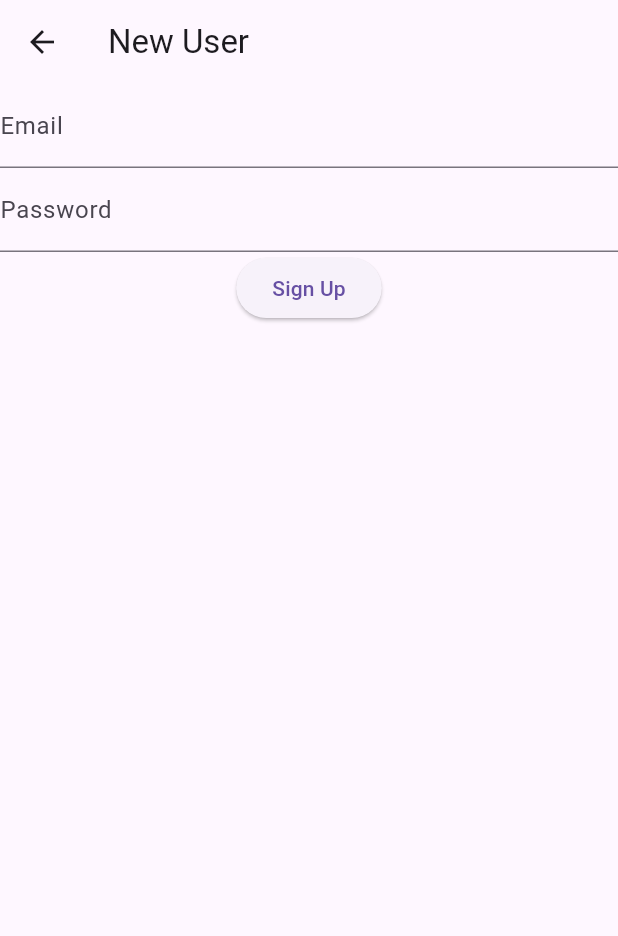
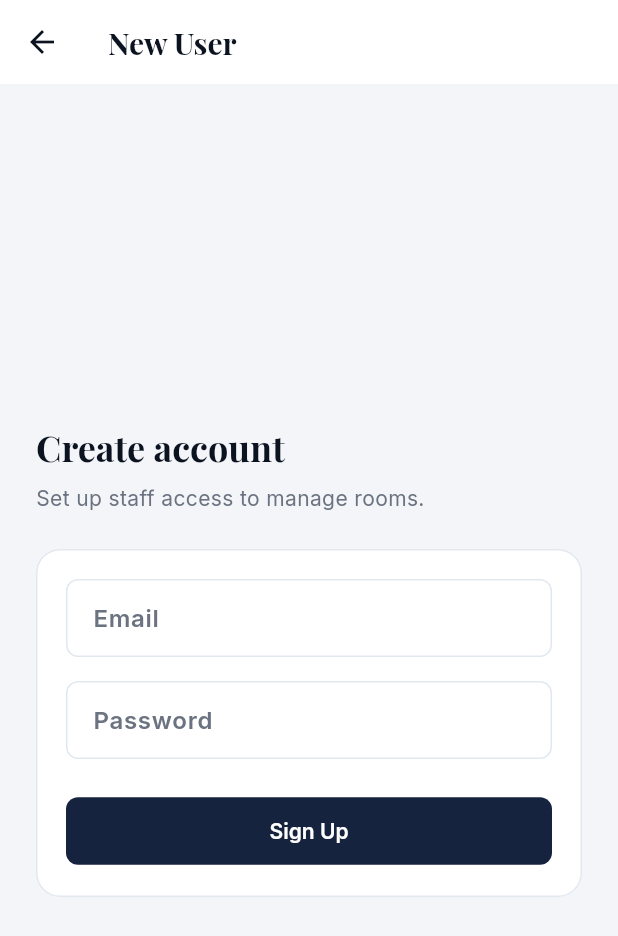
Before and after one commit to ZanjiOfficial/NFHotel, a Flutter app: the NewUserScreen screen opened directly, on a phone screen of 412 x 824 dp. Shown: the top 936 px of the screen. Run offline on Flutter 3.47's test engine with Material 3 defaults, Android fonts, the phone set to English and light mode, and no system bars; our stand-ins replace flutter_login, google_fonts.

Commit message:
fresh ui

```diff
--- a/src/mobil_application/lib/Presentation/NewUserScreen.dart
+++ b/src/mobil_application/lib/Presentation/NewUserScreen.dart
@@ -10,19 +10,56 @@ class NewUserScreen extends StatefulWidget {
 class _NewUserScreenState extends State<NewUserScreen> {
   @override
   Widget build(BuildContext context) {
+    final textTheme = Theme.of(context).textTheme;
     return Scaffold(
-      appBar: AppBar(title: Text('New User')),
+      appBar: AppBar(title: const Text('New User')),
       body: Center(
+        child: SingleChildScrollView(
+          padding: const EdgeInsets.all(24),
+          child: ConstrainedBox(
+            constraints: const BoxConstraints(maxWidth: 420),
+            child: Column(
+              crossAxisAlignment: CrossAxisAlignment.start,
+              mainAxisSize: MainAxisSize.min,
+              children: [
+                Text('Create account', style: textTheme.headlineSmall),
+                const SizedBox(height: 8),
+                Text(
+                  'Set up staff access to manage rooms.',
+                  style: textTheme.bodyMedium,
+                ),
+                const SizedBox(height: 24),
+                Card(
+                  child: Padding(
+                    padding: const EdgeInsets.all(20),
                     child: Form(
                       child: Column(
+                        crossAxisAlignment: CrossAxisAlignment.stretch,
                         children: [
-              TextFormField(decoration: InputDecoration(labelText: 'Email')),
                           TextFormField(
-                decoration: InputDecoration(labelText: 'Password'),
+                            decoration: const InputDecoration(
+                              labelText: 'Email',
+                            ),
+                          ),
+                          const SizedBox(height: 16),
+                          TextFormField(
+                            decoration: const InputDecoration(
+                              labelText: 'Password',
+                            ),
                             obscureText: true,
                           ),
-              ElevatedButton(onPressed: () {}, child: Text('Sign Up')),
+                          const SizedBox(height: 24),
+                          ElevatedButton(
+                            onPressed: () {},
+                            child: const Text('Sign Up'),
+                          ),
                         ],
+                      ),
+                    ),
+                  ),
+                ),
+              ],
+            ),
           ),
         ),
       ),
--- a/src/mobil_application/lib/Presentation/RoomList.dart
+++ b/src/mobil_application/lib/Presentation/RoomList.dart
@@ -8,7 +8,9 @@ class RoomOverview extends StatelessWidget {
 
   @override
   Widget build(BuildContext context) {
-    return ListenableBuilder(
+    return Scaffold(
+      appBar: AppBar(title: const Text('Rooms')),
+      body: ListenableBuilder(
         listenable: roomController,
         builder: (context, _) => GridView.builder(
           padding: const EdgeInsets.all(16),
@@ -28,6 +30,7 @@ class RoomOverview extends StatelessWidget {
             ),
           ),
         ),
+      ),
     );
   }
 }
--- a/src/mobil_application/lib/main.dart
+++ b/src/mobil_application/lib/main.dart
@@ -1,6 +1,7 @@
 import 'package:flutter/material.dart';
 
 import 'Presentation/LoginScreen.dart';
+import 'theme.dart';
 
 void main() => runApp(MyApp());
 
@@ -9,6 +10,6 @@ class MyApp extends StatelessWidget {
 
   @override
   Widget build(BuildContext context) {
-    return MaterialApp(home: LoginScreen());
+    return MaterialApp(theme: buildAppTheme(), home: LoginScreen());
   }
 }
--- a/src/mobil_application/pubspec.yaml
+++ b/src/mobil_application/pubspec.yaml
@@ -35,6 +35,7 @@ dependencies:
   # Use with the CupertinoIcons class for iOS style icons.
   cupertino_icons: ^1.0.8
   flutter_login: ^7.0.0
+  google_fonts: ^6.2.1
 
 dev_dependencies:
   flutter_test:
```
Also changed, not shown: src/mobil_application/lib/Presentation/LoginScreen.dart (+33 -0 lines), src/mobil_application/lib/Presentation/RoomView.dart (+9 -2 lines), src/mobil_application/lib/Widgets/RoomTile.dart (+12 -9 lines), src/mobil_application/lib/theme.dart (added, +125 -0 lines), src/mobil_application/pubspec.lock, 2 other files. Lines whose indentation alone changed are shown as unchanged.
